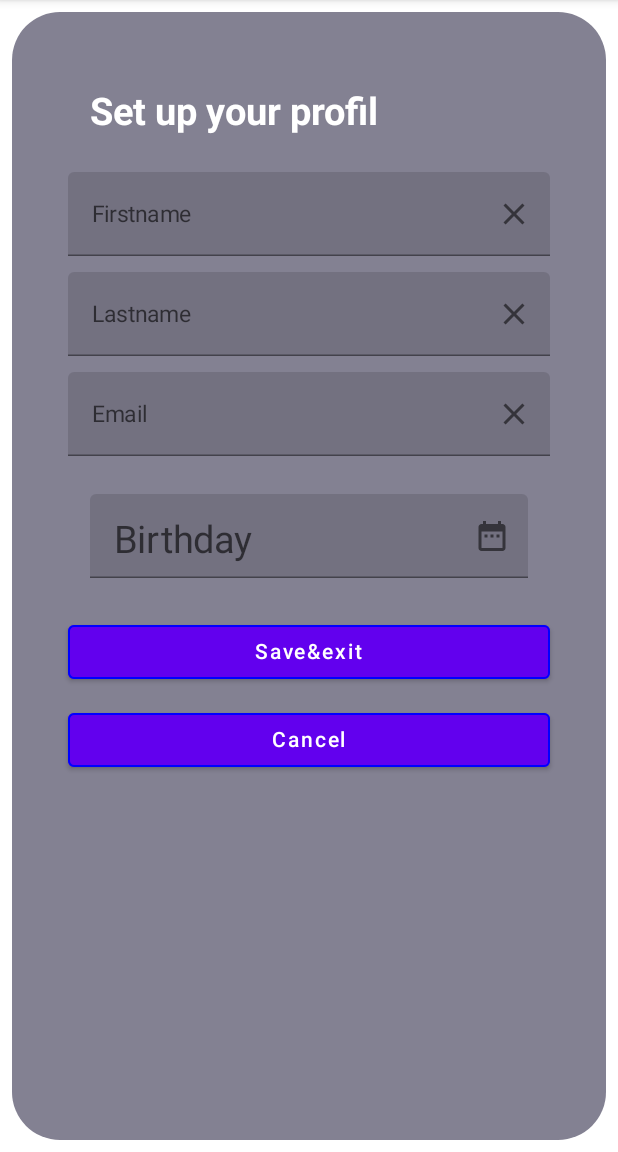
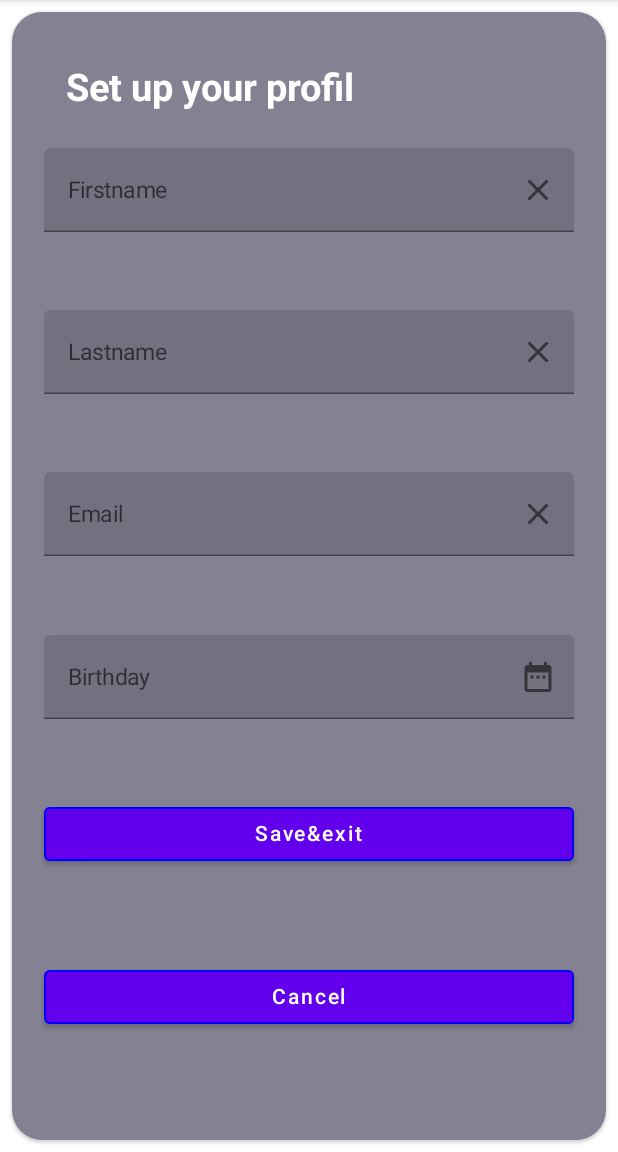
Before and after one commit to Matyi98/MSc-Onlab1, an Android app built with Jetpack Compose: the screen it shows after launch (ProfilSettingsActivity), after a tap on "Localized description", on a phone screen of 412 x 824 dp, the part 84-1236 px from its top. Run offline under Robolectric (Android 15) with nearby library versions, the phone set to English and light mode, and no system bars; our stand-ins replace Dagger/Hilt's generated code; 1 statement that could not run was skipped.

Commit message:
Login, Register és Profil view nézetének refaktorálása..

```diff
--- a/Android-Studio/FamilyOrganiser/app/src/main/java/hu/matyi/familyorganiser/components/datePicker.kt
+++ b/Android-Studio/FamilyOrganiser/app/src/main/java/hu/matyi/familyorganiser/components/datePicker.kt
@@ -48,9 +48,9 @@ fun datePickerField(text: String = "Birthday") : String {
         onValueChange = { date = it },
         modifier = Modifier
             .fillMaxWidth()
-            .padding(20.dp)
+            .padding(5.dp)
             .fillMaxWidth(),
-        label = { Text(text = text, fontSize = 25.sp) },
+        label = { Text(text = text, fontSize = 15.sp) },
         trailingIcon =
         {
             IconButton(onClick = {
--- a/Android-Studio/FamilyOrganiser/app/src/main/java/hu/matyi/familyorganiser/views/loginForm/LoginActivity.kt
+++ b/Android-Studio/FamilyOrganiser/app/src/main/java/hu/matyi/familyorganiser/views/loginForm/LoginActivity.kt
@@ -65,7 +65,7 @@ class LoginActivity : AppCompatActivity() {
                Card(
                    Modifier
                        .weight(0.8f)
-                       .padding(2.dp),
+                       .padding(8.dp),
                    shape = RoundedCornerShape(20.dp)
                )
                {
@@ -73,7 +73,7 @@ class LoginActivity : AppCompatActivity() {
                        Modifier
                            .background(Color(R.color.teal_700))
                            .fillMaxSize()
-                           .padding(4.dp)
+                           .padding(16.dp)
                    ) {
 
 
--- a/Android-Studio/FamilyOrganiser/app/src/main/java/hu/matyi/familyorganiser/views/profilSettings/ProfilSettingsActivity.kt
+++ b/Android-Studio/FamilyOrganiser/app/src/main/java/hu/matyi/familyorganiser/views/profilSettings/ProfilSettingsActivity.kt
@@ -29,6 +29,7 @@ import dagger.hilt.android.AndroidEntryPoint
 import hu.matyi.familyorganiser.views.loginForm.LoginActivity
 import hu.matyi.familyorganiser.views.loginForm.LoginModel
 import io.swagger.client.models.CreateFamilyMember
+import io.swagger.client.models.FamilyMemberGet
 import java.time.LocalDate
 import java.time.format.DateTimeFormatter
 
@@ -54,35 +55,63 @@ private fun Screen(profilModel: ProfilModel = hiltViewModel()) {
         {
             Card(
                 Modifier
-                    .weight(2f)
                     .padding(8.dp),
-                shape = RoundedCornerShape(32.dp)
+                shape = RoundedCornerShape(20.dp)
             )
             {
                 Column(
                     Modifier
                         .background(Color(R.color.teal_700))
                         .fillMaxSize()
-                        .padding(32.dp)) {
+                        .padding(16.dp)) {
+
+                    /* welcome text*/
+                    welcomText(stringResource(R.string.profilsettings_welcome_text))
 
 
-                    welcomText(stringResource(R.string.profilsettings_welcome_text))
-                    var createFamilyMember : CreateFamilyMember
-                    val firstName = basicInputField(text = "Firstname")
-                    val lastName = basicInputField(text = "Lastname")
-                    val email = basicInputField(text = "Email")
-                    var stringDate = datePickerField()
+                    /* first name, second name, email, date inputs*/
+                    var firstName = ""
+                    Box(Modifier.weight(0.167f))
+                    {
+                        firstName = basicInputField(text = "Firstname")
+                    }
+                    var lastName = ""
+                    Box(Modifier.weight(0.167f))
+                    {
+                        lastName = basicInputField(text = "Lastname")
+                    }
+                    var email = ""
+                    Box(Modifier.weight(0.167f))
+                    {
+                        email = basicInputField(text = "Email")
+                    }
+                    var stringDate = ""
+                    Box(Modifier.weight(0.167f))
+                    {
+                        stringDate = datePickerField()
+                    }
+
+                    /* try to convert the string date to date*/
                     var localDateDate = LocalDate.now()
                     try {
                         localDateDate =  LocalDate.parse(stringDate, DateTimeFormatter.BASIC_ISO_DATE)
                     }catch (e :Exception){}
 
-                    val birthDate = localDateDate
+                    /* Put the data to shared pref*/
                     val editor: SharedPreferences.Editor =
                         context.getSharedPreferences("ProfilPreference", MODE_PRIVATE).edit()
+                    profilModel.setcreateFamilyMemberLiveDto(CreateFamilyMember(firstName,lastName, email, null, localDateDate,0))
+                        val intent1 = Intent(context, LoginActivity::class.java)
 
-                        val intent1 = Intent(context, LoginActivity::class.java)
-                        basicButton(context = context, text = stringResource(R.string.save_and_exit), intent = intent1, extraFunction = {
+
+                    /* after the button clicked*/
+                    Box(Modifier.weight(0.167f))
+                    {
+                        basicButton(
+                            context = context,
+                            text = stringResource(R.string.save_and_exit),
+                            intent = intent1,
+                            extraFunction = {
                                 editor.putString("surname", firstName)
                                 editor.putString("lastname", lastName)
                                 editor.putString("birthday", stringDate)
@@ -90,9 +119,20 @@ private fun Screen(profilModel: ProfilModel = hiltViewModel()) {
                                 editor.apply()
                                 ProfilSettingsHandler().sendProfilSettingsRequest(profilModel)
                             })
-                        basicButton(context = context, text = stringResource(R.string.cancel), intent = intent1 )
+                    }
+
+
+                    /* or don't put it to the sharedPref but drop it*/
+                    Box(Modifier.weight(0.167f))
+                    {
+                        basicButton(
+                            context = context,
+                            text = stringResource(R.string.cancel),
+                            intent = intent1
+                        )
                     }
                 }
             }
         }
     }
+}
```
Also changed, not shown: Android-Studio/FamilyOrganiser/app/src/main/java/hu/matyi/familyorganiser/views/registerForm/RegisterActivity.kt (+53 -12 lines), Android-Studio/FamilyOrganiser/app/src/main/res/values/dimensions.xml (added, +7 -0 lines). Lines whose indentation alone changed are shown as unchanged.
